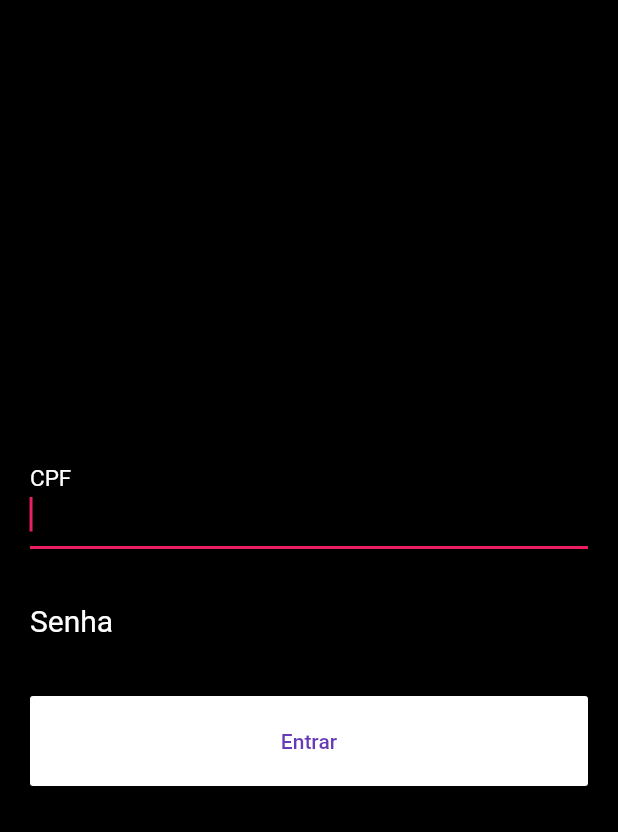
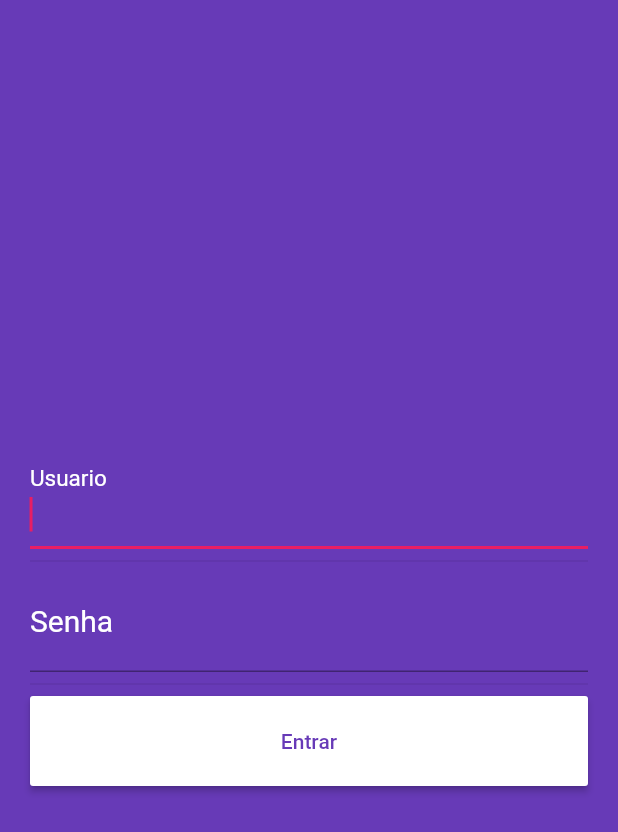
Before and after one commit to magalhaesmth/flutter-entregador, a Flutter app: the LoginPage screen opened directly, on a phone screen of 412 x 824 dp. Shown: the top 832 px of the screen. Run offline on Flutter 3.47's test engine with Material 2 defaults, Android fonts, the light colour scheme and no system bars; our stand-ins replace sqflite; accounts and stored records are empty; network calls fail.

Commit message:
Funcionando algumas paginas

```diff
--- a/lib/app/view/login_page.dart
+++ b/lib/app/view/login_page.dart
@@ -1,17 +1,15 @@
 import 'package:flutter/material.dart';
 
 class LoginPage extends StatefulWidget {
-  const LoginPage({Key? key}) : super(key: key);
-
   @override
-  State<LoginPage> createState() => _LoginPageState();
+  _LoginPageState createState() => _LoginPageState();
 }
 
 class _LoginPageState extends State<LoginPage> {
   @override
   Widget build(BuildContext context) {
     return Scaffold(
-      backgroundColor: Colors.black,
+      backgroundColor: Colors.deepPurple,
       body: Padding(
         padding: EdgeInsets.all(20),
         child: Center(
@@ -24,7 +22,7 @@ class _LoginPageState extends State<LoginPage> {
                 keyboardType: TextInputType.number,
                 style: new TextStyle(color: Colors.white, fontSize: 20),
                 decoration: InputDecoration(
-                    labelText: "CPF",
+                    labelText: "Usuario",
                     labelStyle: TextStyle(color: Colors.white)),
               ),
               Divider(),
--- a/lib/dao/entregasDAO.dart
+++ b/lib/dao/entregasDAO.dart
@@ -95,3 +95,6 @@ class EntregasDAO {
     }
   }
 }
+
+// Criar tela introdutoria Fazer Login e Logo em cima pique o do eduardo
+// Após tela de login com circle avatar ou cadastrar
--- a/pubspec.yaml
+++ b/pubspec.yaml
@@ -60,9 +60,8 @@ flutter:
   uses-material-design: true
 
   # To add assets to your application, add an assets section, like this:
-  # assets:
-  #   - images/a_dot_burr.jpeg
-  #   - images/a_dot_ham.jpeg
+  assets:
+   - assets/
 
   # An image asset can refer to one or more resolution-specific "variants", see
   # https://flutter.dev/assets-and-images/#resolution-aware.
```
Also changed, not shown: lib/app/view/tela_introdutoria.dart (added, +31 -0 lines), lib/main.dart (+5 -2 lines), assets/lote44_logo2.png (added).
